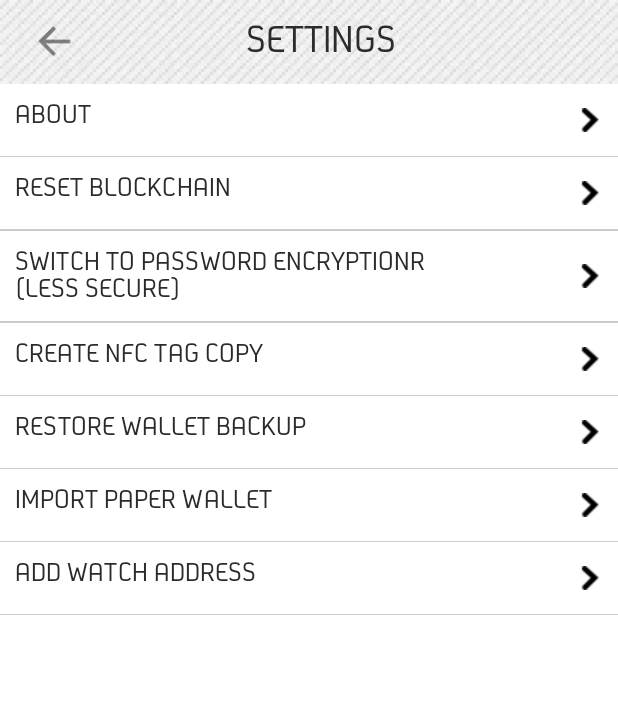
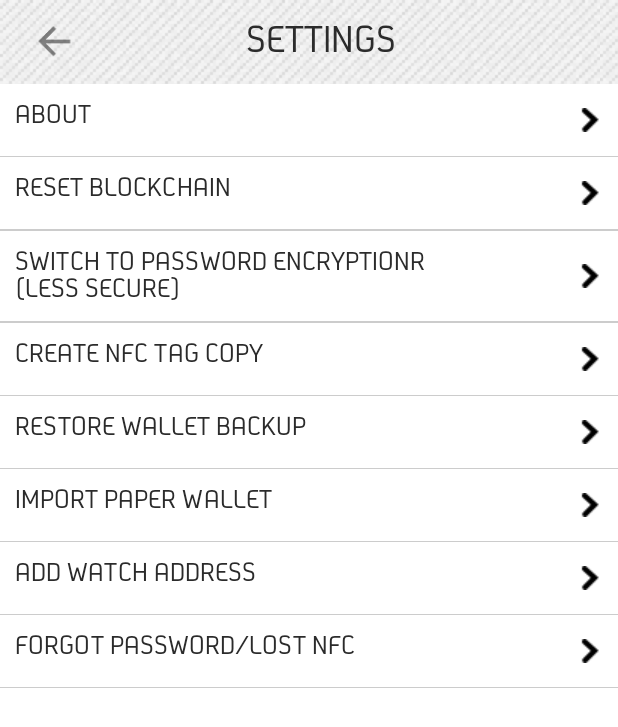
Before and after one commit to bsimic0001/AegisWallet, an Android app: the SettingsActivity screen opened directly, with no data from a screen before it, on a phone screen of 412 x 824 dp. Shown: the top 727 px of the screen. Run offline under Robolectric (Android 15) with nearby library versions, the phone set to English and light mode, and no system bars; libraries missing offline, so code that uses them is left out: com.google.bitcoin.core.

Commit message:
popped stash

```diff
--- a/mobile/src/main/AndroidManifest.xml
+++ b/mobile/src/main/AndroidManifest.xml
@@ -1,8 +1,8 @@
 <?xml version="1.0" encoding="utf-8"?>
 <manifest xmlns:android="http://schemas.android.com/apk/res/android"
     package="com.aegiswallet"
-    android:versionCode="30"
-    android:versionName="1.1.3.7"
+    android:versionCode="31"
+    android:versionName="1.1.3.8"
     >
 
     <uses-permission android:name="android.permission.INTERNET" />
--- a/mobile/src/main/java/com/aegiswallet/actions/AddressScanActivity.java
+++ b/mobile/src/main/java/com/aegiswallet/actions/AddressScanActivity.java
@@ -392,8 +392,7 @@ public class AddressScanActivity extends Activity implements PasswordProvidedLis
                 @Override
                 public void onClick(View view) {
                     if (checkAddressAndAmountValid()) {
-
-                        if (selectedNumber != null) {
+                        if (isSMSTransaction) {
                             sendTextMessage();
                         } else {
                             String amountStr = amountText.getText().toString();
--- a/mobile/src/main/java/com/aegiswallet/utils/Constants.java
+++ b/mobile/src/main/java/com/aegiswallet/utils/Constants.java
@@ -24,7 +24,6 @@ import android.text.format.DateUtils;
 import com.google.bitcoin.core.Base58;
 import com.google.bitcoin.core.NetworkParameters;
 import com.google.bitcoin.params.MainNetParams;
-import com.google.bitcoin.params.TestNet3Params;
 
 import java.io.File;
 import java.math.BigInteger;
@@ -129,6 +128,7 @@ public class Constants {
     public static final String SHAMIR_X2_HASHED = "shamir_x2_hashed";
 
     public static final String AEGIS_SITE = "https://bitcoinsecurityproject.org/api/aegis";
+    public static final String FORGOT_PASSWORD_EMAIL = "bojan@bitcoinsecurityproject.org";
 
     public static final int SMS_STATUS_INIT = 0;
     public static final int SMS_STATUS_REC = 1;
--- a/mobile/src/main/java/com/aegiswallet/utils/WalletUtils.java
+++ b/mobile/src/main/java/com/aegiswallet/utils/WalletUtils.java
@@ -281,7 +281,6 @@ public class WalletUtils {
                     wallet.addKeys(keys);
 
             }
-
 
         } catch (final AddressFormatException x) {
             Log.e(TAG, "exception caught: " + x.getMessage());
--- a/mobile/src/main/res/layout/activity_settings.xml
+++ b/mobile/src/main/res/layout/activity_settings.xml
@@ -195,4 +195,25 @@
         android:layout_height="1px"
         android:background="@color/lighter_grey" />
 
+    <com.aegiswallet.widgets.AegisButton
+        android:id="@+id/settings_forgot_password"
+        android:layout_height="wrap_content"
+        android:layout_width="fill_parent"
+        android:text="@string/forgot_password_button"
+        android:padding="10dp"
+        android:textColor="@color/custom_dark_gray"
+        android:textSize="18sp"
+        android:textAllCaps="true"
+        android:gravity="left"
+        android:background="@color/transparent"
+        android:drawableRight="@drawable/right_arrow"
+        android:onClick="initForgotPassword"
+        />
+
+    <TextView
+        android:layout_width="fill_parent"
+        android:layout_height="1px"
+        android:background="@color/lighter_grey" />
+
+
 </LinearLayout>
--- a/mobile/src/main/res/values/strings.xml
+++ b/mobile/src/main/res/values/strings.xml
@@ -337,6 +337,8 @@
     <string name="invalid_watch_address">Invalid Address</string>
     <string name="add_watch_address_button">Add Watch Address</string>
 
+    <string name="forgot_password_button">Forgot Password/Lost NFC</string>
+
     <string name="watch_address_removed_success">Watch Address Removed</string>
     <string name="watch_address_not_removed">Removing Watch Address Failed</string>
 
--- a/wear/src/main/java/com/aegiswallet/services/MessageListenService.java
+++ b/wear/src/main/java/com/aegiswallet/services/MessageListenService.java
@@ -59,10 +59,8 @@ public class MessageListenService extends WearableListenerService {
      */
     @Override
     public void onMessageReceived(MessageEvent messageEvent) {
-
         Log.v(TAG, "msg rcvd");
         Log.v(TAG, messageEvent.getPath());
-
 
         if(messageEvent.getPath().equals("MessageAddress")) {
             SharedPreferences preferences = PreferenceManager.getDefaultSharedPreferences(getApplicationContext());
```
Also changed, not shown: mobile/src/main/java/com/aegiswallet/actions/SettingsActivity.java (+27 -4 lines).
